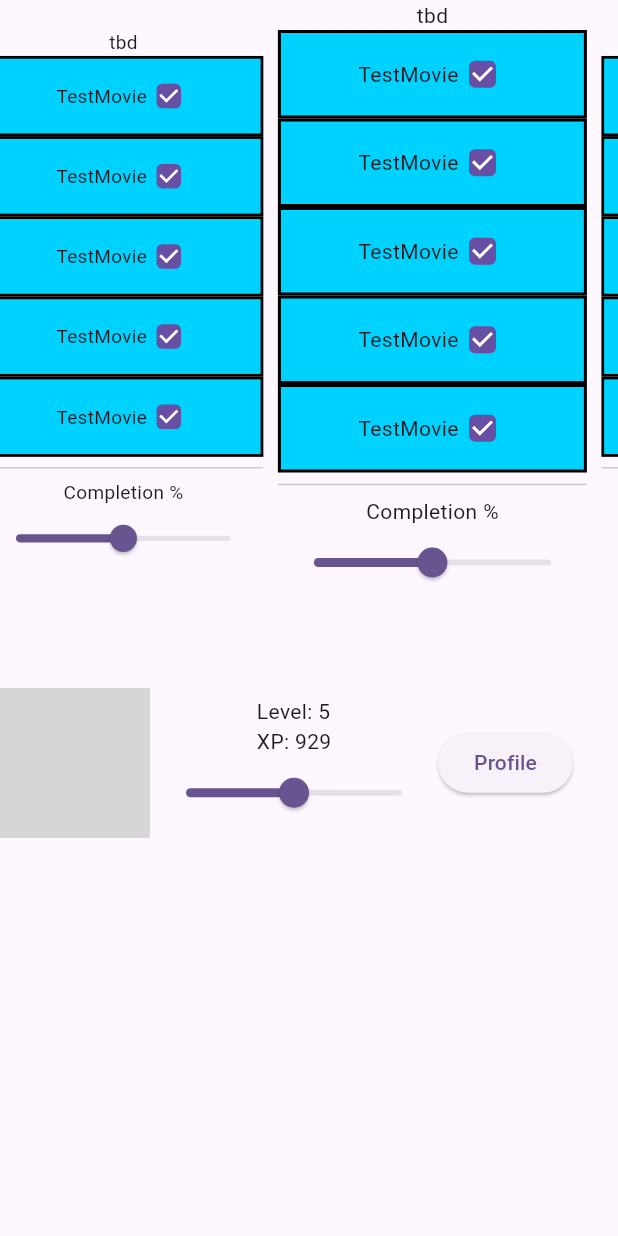
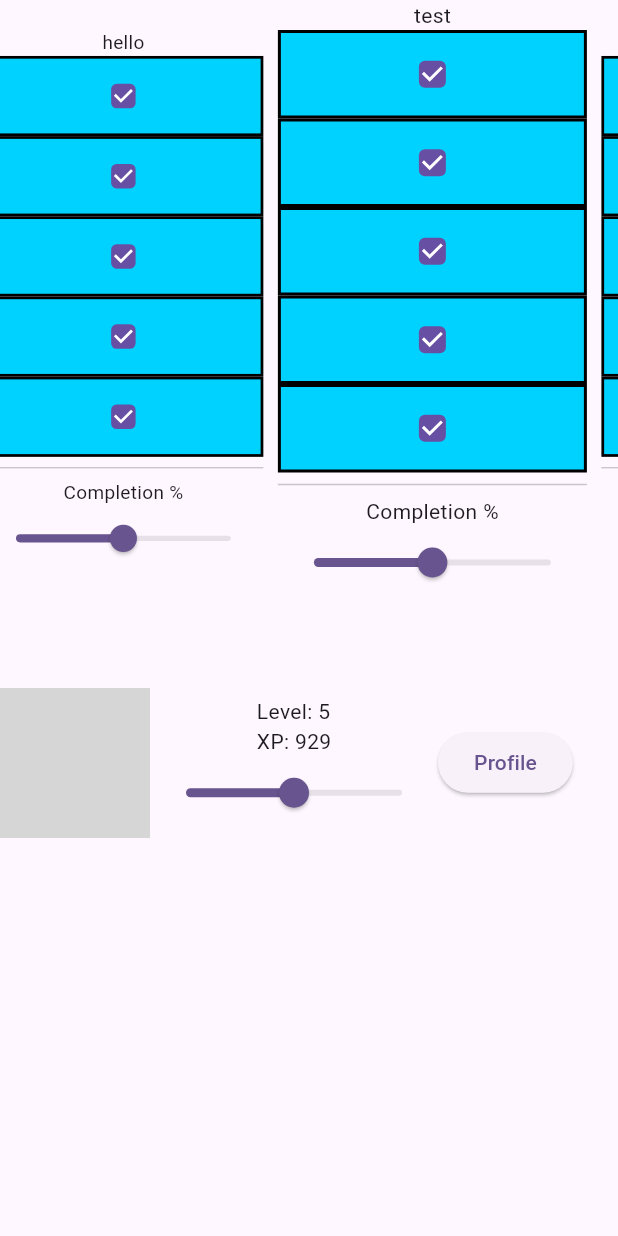
Before and after one commit to finian1/assignment_project, a Flutter app: the screen it shows after launch, after a tap on "Log In", on a phone screen of 412 x 824 dp. Run offline on Flutter 3.47's test engine with Material 3 defaults, Android fonts, the phone set to English and light mode, and no system bars; drawn by our look-alikes of carousel_slider; our stand-ins replace sqflite; missing offline and left inert: tmdb_api; accounts and stored records are empty; network calls fail; grey boxes are pictures that could not be loaded.

Commit message:
Got checkboxes working and added file handling imports

```diff
--- a/lib/database.dart
+++ b/lib/database.dart
@@ -4,9 +4,14 @@ import 'package:assignment_project/mainmenu.dart';
 import 'package:flutter/widgets.dart';
 import 'package:path/path.dart';
 import 'package:sqflite/sqflite.dart';
+import 'package:tmdb_api/tmdb_api.dart';
 
 class DatabaseHelper {
   static Database? _database;
+  static TMDB? tmdb;
+
+  static const String baseUrl = "https://api.themoviedb.org/3";
+  static const String imageBaseUrl = "https://image.tmdb.org/t/p/w500";
 
   ///Returns db instance if already opened
   ///else call the initDatabase
@@ -51,12 +56,13 @@ class DatabaseHelper {
 
     print("Test");
 
-    addNewMovie(0, false);
-    addNewMovie(1, false);
-    addNewMovie(2, false);
-    addNewMovie(3, false);
-    addNewMovie(4, false);
-    addNewGroup(1, "test", [0, 1, 2, 3, 4]);
+    await addNewMovie(0, false);
+    await addNewMovie(1, false);
+    await addNewMovie(2, false);
+    await addNewMovie(3, false);
+    await addNewMovie(4, false);
+    await addNewGroup(1, "test", [0, 1, 2, 3, 4]);
+    await addNewGroup(2, "hello", [2, 3, 1, 3, 4]);
   }
 
   static Future<void> addNewMovie(int uniqueID, bool watched) async {
@@ -69,9 +75,6 @@ class DatabaseHelper {
       conflictAlgorithm: ConflictAlgorithm.replace,
     );
     print(success);
-    if (success == 0) {
-      print("Faild to add movie");
-    }
   }
 
   static Future<void> addNewGroup(
@@ -84,7 +87,7 @@ class DatabaseHelper {
         join(await getDatabasesPath(), "movie_groups_database.db"));
     Map<String, dynamic> input = {
       'id': uniqueID,
-      //'groupName': header,
+      'groupName': header,
       'movie1': movieIDs[0],
       'movie2': movieIDs[1],
       'movie3': movieIDs[2],
@@ -97,62 +100,39 @@ class DatabaseHelper {
       conflictAlgorithm: ConflictAlgorithm.replace,
     );
     print(success);
-    if (success == 0) {
-      print("Faild to add group");
-    }
   }
 
   static Future<List<MovieGroupData>> getMovieGroups() async {
     print("Opening database");
     Database db = await openDatabase(
         join(await getDatabasesPath(), "movie_groups_database.db"));
-    print("Attempting to get group maps");
+
     final List<Map<String, dynamic>> groupMaps = await db.query('movieGroups');
-    print("Got group maps");
     final List<Map<String, dynamic>> movieMaps = await db.query('movies');
 
     return List.generate(
       groupMaps.length,
       (i) {
         final List<MovieData> movieDatas = [
-          MovieData(
-              movieID: movieMaps[groupMaps[i]['movie1'] as int]['id'] as int,
-              isCompleted:
-                  movieMaps[groupMaps[i]['movie1'] as int]['watched'] == 0
-                      ? false
-                      : true),
-          MovieData(
-              movieID: movieMaps[groupMaps[i]['movie2'] as int]['id'] as int,
-              isCompleted:
-                  movieMaps[groupMaps[i]['movie2'] as int]['watched'] == 0
-                      ? false
-                      : true),
-          MovieData(
-              movieID: movieMaps[groupMaps[i]['movie3'] as int]['id'] as int,
-              isCompleted:
-                  movieMaps[groupMaps[i]['movie3'] as int]['watched'] == 0
-                      ? false
-                      : true),
-          MovieData(
-              movieID: movieMaps[groupMaps[i]['movie4'] as int]['id'] as int,
-              isCompleted:
-                  movieMaps[groupMaps[i]['movie4'] as int]['watched'] == 0
-                      ? false
-                      : true),
-          MovieData(
-              movieID: movieMaps[groupMaps[i]['movie5'] as int]['id'] as int,
-              isCompleted:
-                  movieMaps[groupMaps[i]['movie5'] as int]['watched'] == 0
-                      ? false
-                      : true),
+          generateMovieData(movieMaps[groupMaps[i]['movie1'] as int]),
+          generateMovieData(movieMaps[groupMaps[i]['movie2'] as int]),
+          generateMovieData(movieMaps[groupMaps[i]['movie3'] as int]),
+          generateMovieData(movieMaps[groupMaps[i]['movie4'] as int]),
+          generateMovieData(movieMaps[groupMaps[i]['movie5'] as int]),
         ];
 
         return MovieGroupData(
           id: groupMaps[i]['id'] as int,
-          header: 'tbd', //groupMaps[i]['groupName'] as String,
+          header: groupMaps[i]['groupName'] as String,
           data: movieDatas,
         );
       },
     );
   }
+
+  static MovieData generateMovieData(Map<String, dynamic> movieMap) {
+    return MovieData(
+        movieID: movieMap['id'] as int,
+        isCompleted: movieMap['watched'] == 0 ? false : true);
+  }
 }
--- a/lib/main.dart
+++ b/lib/main.dart
@@ -1,12 +1,14 @@
 import 'package:flutter/material.dart';
 import 'package:flutter/services.dart';
+import 'package:sqflite/sqflite.dart';
 import 'package:tmdb_api/tmdb_api.dart';
 import 'signup.dart';
 import 'mainmenu.dart';
 import 'database.dart';
+import 'dart:io';
 
 void main() async {
-  final tmdb = TMDB(ApiKeys('1701c7dbb0e18d0bd9948fd6d5ae94d7',
+  DatabaseHelper.tmdb = TMDB(ApiKeys('1701c7dbb0e18d0bd9948fd6d5ae94d7',
       'eyJhbGciOiJIUzI1NiJ9.eyJhdWQiOiIxNzAxYzdkYmIwZTE4ZDBiZDk5NDhmZDZkNWFlOTRkNyIsInN1YiI6IjY1YTM2OTlhZTljMGRjMDExZGE0NmU0NCIsInNjb3BlcyI6WyJhcGlfcmVhZCJdLCJ2ZXJzaW9uIjoxfQ.lQkSajLr6dl5GpgIbktKqYdsTT7jOhbUxpV1XCb8rsw'));
   await DatabaseHelper.getDBConnector();
   await DatabaseHelper.createTables();
@@ -14,8 +16,7 @@ void main() async {
 }
 
 class MyApp extends StatelessWidget {
-  const MyApp({super.key, this.tmbd});
-  final tmbd;
+  const MyApp({super.key});
   // This widget is the root of your application.
   @override
   Widget build(BuildContext context) {
@@ -29,12 +30,10 @@ class MyApp extends StatelessWidget {
       routes: {
         '/': (context) => SignInPage(
               title: 'Sign In',
-              tmbd: tmbd,
             ),
         '/SignUp': (context) => SignUpPage(title: 'Sign Up'),
         '/MainMenu': (context) => MainMenuPage(
               title: 'Main Menu',
-              tmdb: tmbd,
             ),
       },
     );
@@ -42,9 +41,8 @@ class MyApp extends StatelessWidget {
 }
 
 class SignInPage extends StatefulWidget {
-  const SignInPage({super.key, required this.title, this.tmbd});
+  const SignInPage({super.key, required this.title});
   final String title;
-  final tmbd;
 
   @override
   State<SignInPage> createState() => _SignInPageState();
--- a/lib/mainmenu.dart
+++ b/lib/mainmenu.dart
@@ -5,6 +5,8 @@ import 'package:carousel_slider/carousel_slider.dart';
 import 'dart:async';
 import 'package:path/path.dart';
 import 'package:sqflite/sqflite.dart';
+import 'package:tmdb_api/tmdb_api.dart';
+import 'dart:io';
 
 import 'database.dart';
 
@@ -23,8 +25,7 @@ class MovieGroupData {
 }
 
 class MainMenuPage extends StatefulWidget {
-  const MainMenuPage({super.key, required this.title, this.tmdb});
-  final tmdb;
+  const MainMenuPage({super.key, required this.title});
   final String title;
   @override
   Key? get key => const Key("MainMenu");
@@ -43,11 +44,9 @@ class _MainMenuPageState extends State<MainMenuPage> {
 
   @override
   void initState() {
-    print("innit");
     super.initState();
     initGroupData();
     //while (!dataGrabbed) {}
-    print("Innit fini");
   }
 
   @override
@@ -138,6 +137,7 @@ class _MainMenuPageState extends State<MainMenuPage> {
   }
 }
 
+//A movie group is a panel within the carrousel that shows five movies and a completion value.
 class MovieGroup extends StatefulWidget {
   MovieGroup(
       {super.key,
@@ -162,7 +162,7 @@ class _MovieGroupState extends State<MovieGroup> {
         (index) => MovieCard(
               index: index,
               onMovieCompleted: onMovieChanged,
-              movieName: "TestMovie",
+              movieName: "",
               isCompleted: widget.movieData[index].isCompleted,
             ));
     return Column(
@@ -193,6 +193,7 @@ class _MovieGroupState extends State<MovieGroup> {
   }
 }
 
+//Movie cards display the movie's name and if the movie has been watched.
 class MovieCard extends StatefulWidget {
   MovieCard({
     super.key,
@@ -205,16 +206,14 @@ class MovieCard extends StatefulWidget {
   final String movieName;
   final int index;
   final Function(int, bool) onMovieCompleted;
-  final bool isCompleted;
+  bool isCompleted;
   @override
   State<MovieCard> createState() => _MovieCardState();
 }
 
 class _MovieCardState extends State<MovieCard> {
-  bool isChecked = false;
   @override
   Widget build(BuildContext context) {
-    isChecked = widget.isCompleted;
     return Container(
       width: 190,
       height: 59,
@@ -242,10 +241,10 @@ class _MovieCardState extends State<MovieCard> {
                 ),
               ),
               child: Checkbox(
-                value: isChecked,
+                value: widget.isCompleted,
                 onChanged: (val) {
                   setState(() {
-                    isChecked = val!;
+                    widget.isCompleted = val!;
                     widget.onMovieCompleted(widget.index, val);
                   });
                 },
--- a/pubspec.yaml
+++ b/pubspec.yaml
@@ -39,6 +39,7 @@ dependencies:
   carousel_slider: ^4.2.1
   sqflite: ^2.3.0
   path: ^1.8.3
+  path_provider: ^2.0.8
 
 
 dev_dependencies:
```
Also changed, not shown: pubspec.lock.
